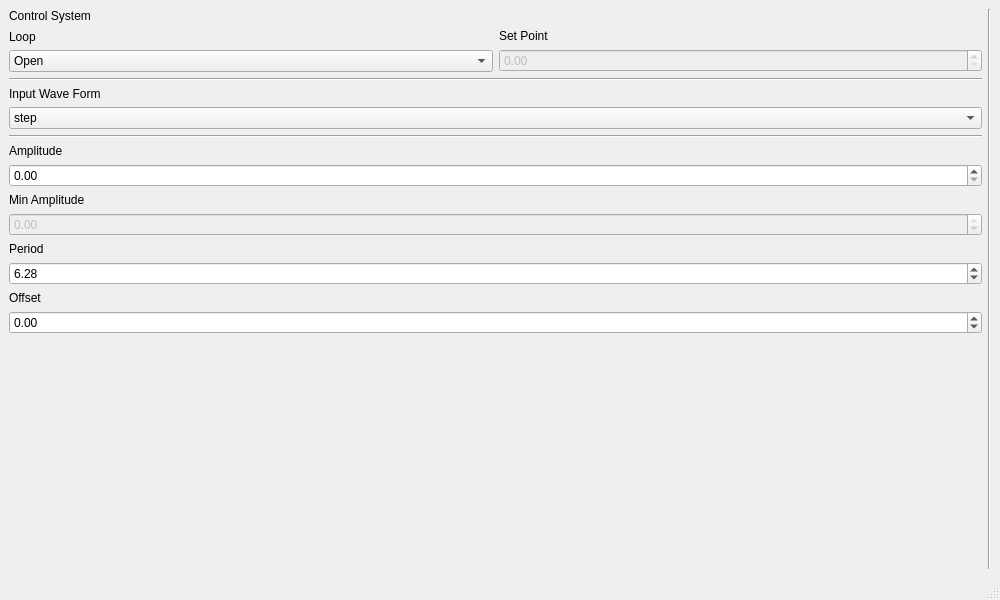
The window that qtui/mainWindow.ui (martinsallandm/websocketcontrol) describes before a commit, drawn with Qt 5.
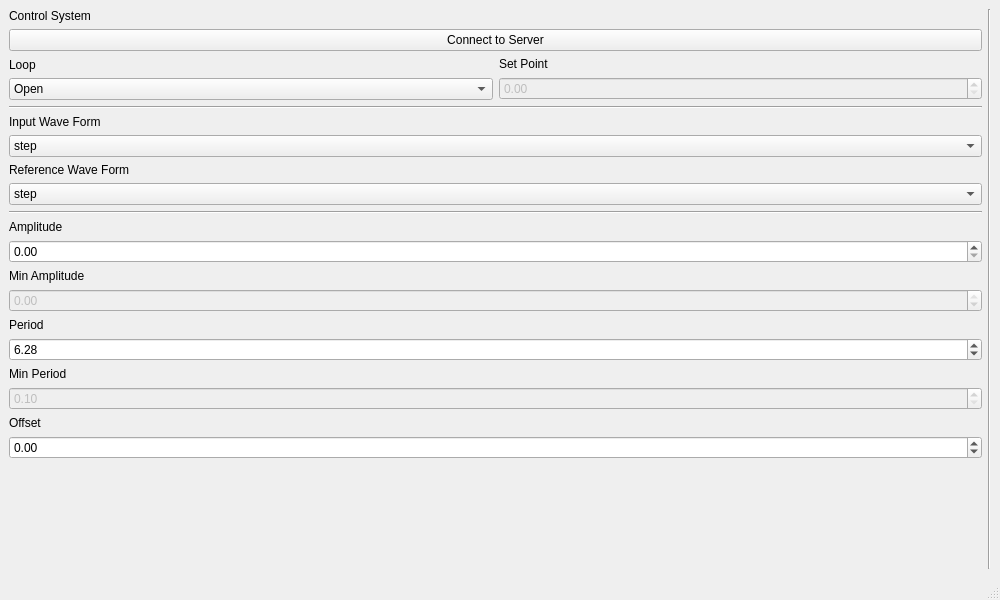
The same window after the commit.

Commit message: atualiza interface

Patch:
```diff
--- a/qtui/mainWindow.ui
+++ b/qtui/mainWindow.ui
@@ -14,9 +14,9 @@
    <string>MainWindow</string>
   </property>
   <widget class="QWidget" name="centralWidget">
-   <layout class="QHBoxLayout" name="horizontalLayout">
+   <layout class="QHBoxLayout" name="horizontalLayout_2">
     <item>
-     <layout class="QVBoxLayout" name="formLayout" stretch="0,0,0,0,0,0,0">
+     <layout class="QVBoxLayout" name="verticalLayout_9">
       <item>
        <layout class="QVBoxLayout" name="verticalLayoutControl">
         <item>
@@ -26,6 +26,17 @@
           </property>
          </widget>
         </item>
+        <item>
+         <layout class="QHBoxLayout" name="horizontalLayout">
+          <item>
+           <widget class="QPushButton" name="pushButtonConnectServer">
+            <property name="text">
+             <string>Connect to Server</string>
+            </property>
+           </widget>
+          </item>
+         </layout>
+        </item>
         <item>
          <layout class="QHBoxLayout" name="horizontalLayoutControl">
           <item>
@@ -83,6 +94,8 @@
        </widget>
       </item>
       <item>
+       <layout class="QVBoxLayout" name="verticalLayout_7">
+        <item>
        <widget class="QLabel" name="inputWaveFormLabel">
         <property name="text">
          <string>Input Wave Form</string>
@@ -118,6 +131,48 @@
         </item>
        </widget>
       </item>
+       </layout>
+      </item>
+      <item>
+       <layout class="QVBoxLayout" name="verticalLayout_8">
+        <item>
+         <widget class="QLabel" name="referenceWaveFormLabel">
+          <property name="text">
+           <string>Reference Wave Form</string>
+          </property>
+         </widget>
+        </item>
+        <item>
+         <widget class="QComboBox" name="comboBoxReferenceWaveForm">
+          <item>
+           <property name="text">
+            <string>step</string>
+           </property>
+          </item>
+          <item>
+           <property name="text">
+            <string>sine</string>
+           </property>
+          </item>
+          <item>
+           <property name="text">
+            <string>square</string>
+           </property>
+          </item>
+          <item>
+           <property name="text">
+            <string>sawtooth</string>
+           </property>
+          </item>
+          <item>
+           <property name="text">
+            <string>random</string>
+           </property>
+          </item>
+         </widget>
+        </item>
+       </layout>
+      </item>
       <item>
        <widget class="Line" name="horizontalLine_2">
         <property name="orientation">
@@ -142,10 +197,10 @@
              <double>0.000000000000000</double>
             </property>
             <property name="maximum">
-             <double>1.000000000000000</double>
+             <double>50.000000000000000</double>
             </property>
             <property name="singleStep">
-             <double>0.010000000000000</double>
+             <double>0.100000000000000</double>
             </property>
             <property name="value">
              <double>0.000000000000000</double>
@@ -169,13 +224,13 @@
              <bool>false</bool>
             </property>
             <property name="minimum">
-             <double>-1.000000000000000</double>
+             <double>-50.000000000000000</double>
             </property>
             <property name="maximum">
              <double>0.000000000000000</double>
             </property>
             <property name="singleStep">
-             <double>0.010000000000000</double>
+             <double>0.100000000000000</double>
             </property>
            </widget>
           </item>
@@ -184,14 +239,14 @@
         <item>
          <layout class="QVBoxLayout" name="verticalLayout_5">
           <item>
-           <widget class="QLabel" name="labelPeriod">
+           <widget class="QLabel" name="labelMaxPeriod">
             <property name="text">
              <string>Period</string>
             </property>
            </widget>
           </item>
           <item>
-           <widget class="QDoubleSpinBox" name="doubleBoxPeriod">
+           <widget class="QDoubleSpinBox" name="doubleBoxMaxPeriod">
             <property name="minimum">
              <double>0.100000000000000</double>
             </property>
@@ -199,7 +254,7 @@
              <double>10.000000000000000</double>
             </property>
             <property name="singleStep">
-             <double>0.010000000000000</double>
+             <double>0.100000000000000</double>
             </property>
             <property name="value">
              <double>6.280000000000000</double>
@@ -208,6 +263,36 @@
           </item>
          </layout>
         </item>
+        <item>
+         <layout class="QVBoxLayout" name="verticalLayout">
+          <item>
+           <widget class="QLabel" name="labelMinPeriod">
+            <property name="text">
+             <string>Min Period</string>
+            </property>
+           </widget>
+          </item>
+          <item>
+           <widget class="QDoubleSpinBox" name="doubleBoxMinPeriod">
+            <property name="enabled">
+             <bool>false</bool>
+            </property>
+            <property name="minimum">
+             <double>0.100000000000000</double>
+            </property>
+            <property name="maximum">
+             <double>10.000000000000000</double>
+            </property>
+            <property name="singleStep">
+             <double>0.100000000000000</double>
+            </property>
+            <property name="value">
+             <double>0.100000000000000</double>
+            </property>
+           </widget>
+          </item>
+         </layout>
+        </item>
         <item>
          <layout class="QVBoxLayout" name="verticalLayout_6">
           <item>
@@ -230,10 +315,6 @@
             </property>
            </widget>
           </item>
-         </layout>
-        </item>
-       </layout>
-      </item>
       <item>
        <spacer name="verticalSpacer">
         <property name="orientation">
@@ -246,6 +327,10 @@
          </size>
         </property>
        </spacer>
+          </item>
+         </layout>
+        </item>
+       </layout>
       </item>
      </layout>
     </item>
```
Lines whose indentation alone changed are shown as unchanged. The commit also changes 1 other file.
